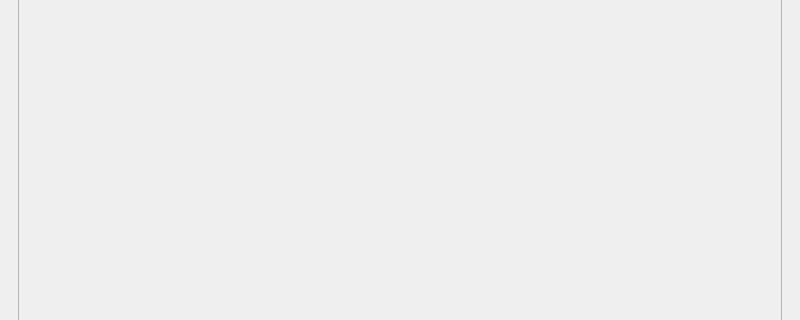
First picture: the form in mainwindow.ui, repository edgardominguez23/lerma, before the edit; both pictures show x 0 to 800 and y 185 to 505 of the 800 by 600 pixel window.
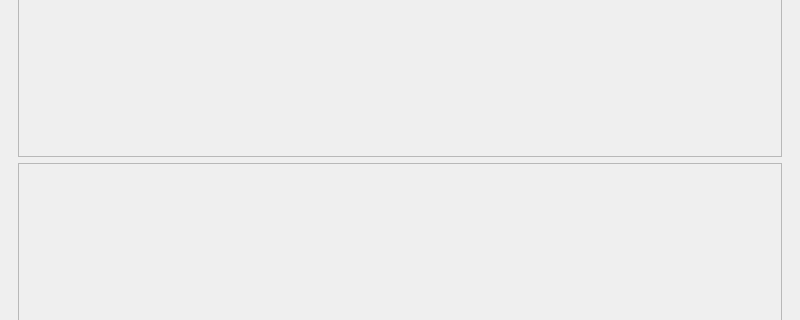
Second picture: the form after the edit. The open tabs and pages were chosen to show the change.

Diff of the .ui file:
```diff
--- a/mainwindow.ui
+++ b/mainwindow.ui
@@ -137,7 +137,24 @@
        </layout>
       </widget>
       <widget class="QWidget" name="pageTwo">
-       <layout class="QGridLayout" name="gridLayout_5">
+       <layout class="QGridLayout" name="gridLayout_5" rowstretch="1,14,10" rowminimumheight="0,0,0">
+        <item row="1" column="0">
+         <widget class="QScrollArea" name="productsSA">
+          <property name="widgetResizable">
+           <bool>true</bool>
+          </property>
+          <widget class="QWidget" name="productsArea">
+           <property name="geometry">
+            <rect>
+             <x>0</x>
+             <y>0</y>
+             <width>754</width>
+             <height>270</height>
+            </rect>
+           </property>
+          </widget>
+         </widget>
+        </item>
         <item row="0" column="0">
          <layout class="QHBoxLayout" name="horizontalLayout" stretch="10,10,10">
           <item>
@@ -208,18 +225,18 @@
           </item>
          </layout>
         </item>
-        <item row="1" column="0">
-         <widget class="QScrollArea" name="productsSA">
+        <item row="2" column="0">
+         <widget class="QScrollArea" name="productsPSA">
           <property name="widgetResizable">
            <bool>true</bool>
           </property>
-          <widget class="QWidget" name="productsArea">
+          <widget class="QWidget" name="productsPriority">
            <property name="geometry">
             <rect>
              <x>0</x>
              <y>0</y>
              <width>754</width>
-             <height>472</height>
+             <height>193</height>
             </rect>
            </property>
           </widget>
```
